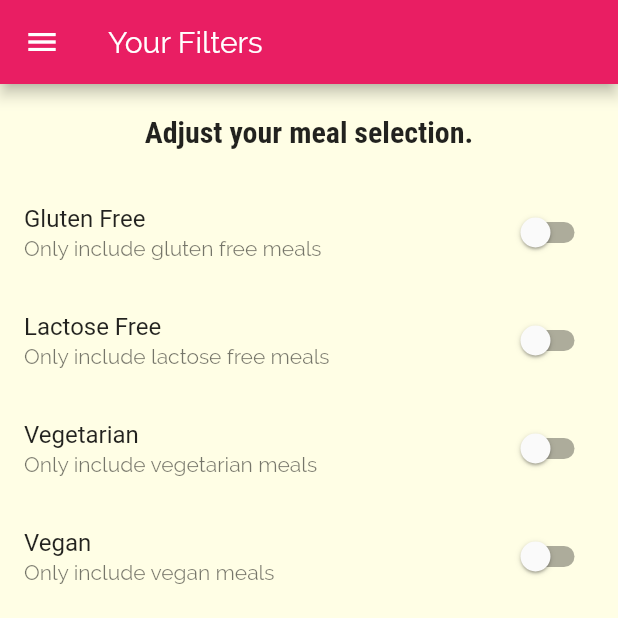
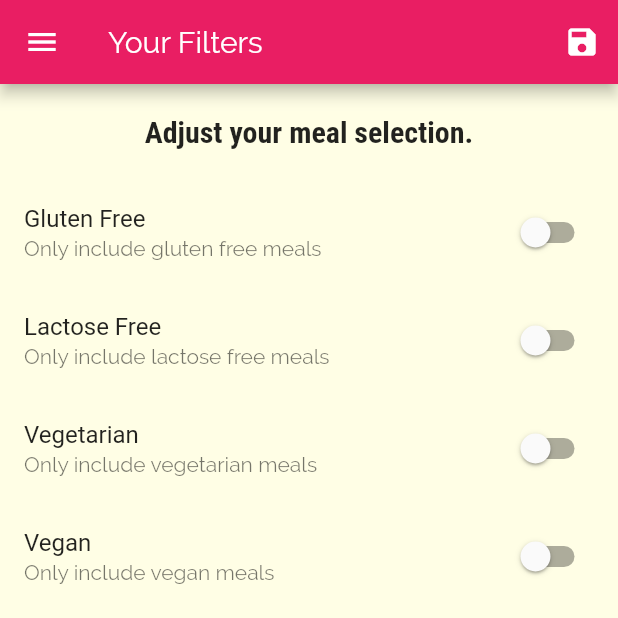
Before and after one commit to kclements306/meals, a Flutter app: the FiltersScreen screen opened by its route, on a phone screen of 412 x 824 dp, the top half of it. Run offline on Flutter 3.47's test engine with Material 2 defaults, Android fonts, the phone set to English and light mode, and no system bars.

Commit message:
Adding Filtering Logic

```diff
--- a/lib/main.dart
+++ b/lib/main.dart
@@ -1,13 +1,50 @@
 import 'package:flutter/material.dart';
 
+import './dummy-data.dart';
 import './screens/category_meals_screen.dart';
 import './screens/filters_screen.dart';
 import './screens/meal_detail_screen.dart';
 import './screens/tabs_screen.dart';
+import './models/meal.dart';
 
 void main() => runApp(MyApp());
 
-class MyApp extends StatelessWidget {
+class MyApp extends StatefulWidget {
+  @override
+  _MyAppState createState() => _MyAppState();
+}
+
+class _MyAppState extends State<MyApp> {
+  Map<String, bool> _filters = {
+    'gluten': false,
+    'lactose': false,
+    'vegetarian': false,
+    'vegan': false,
+  };
+  List<Meal> _availableMeals = DUMMY_MEALS;
+
+  void _setFilters(Map<String, bool> filterData) {
+    setState(() {
+      _filters = filterData;
+
+      _availableMeals = DUMMY_MEALS.where((meal) {
+        if (_filters['gluten'] && !meal.isGlutenFree) {
+          return false;
+        }
+        if (_filters['lactose'] && !meal.isLactoseFree) {
+          return false;
+        }
+        if (_filters['vegan'] && !meal.isVegan) {
+          return false;
+        }
+        if (_filters['vegetarian'] && !meal.isVegetarian) {
+          return false;
+        }
+        return true;
+      }).toList();
+    });
+  }
+
   @override
   Widget build(BuildContext context) {
     return MaterialApp(
@@ -33,9 +70,10 @@ class MyApp extends StatelessWidget {
       ),
       routes: {
         '/': (ctx) => TabsScreen(),
-        CategoryMealsScreen.routeName: (ctx) => CategoryMealsScreen(),
+        CategoryMealsScreen.routeName: (ctx) =>
+            CategoryMealsScreen(_availableMeals),
         MealDetailScreen.routeName: (ctx) => MealDetailScreen(),
-        FiltersScreen.routeName: (ctx) => FiltersScreen(),
+        FiltersScreen.routeName: (ctx) => FiltersScreen(_filters, _setFilters),
       },
     );
   }
--- a/lib/screens/category_meals_screen.dart
+++ b/lib/screens/category_meals_screen.dart
@@ -1,11 +1,13 @@
 import 'package:flutter/material.dart';
 
-import '../dummy-data.dart';
 import '../models/meal.dart';
 import '../widgets/meal_item.dart';
 
 class CategoryMealsScreen extends StatefulWidget {
   static const routeName = '/category-meals';
+  final List<Meal> availableMeals;
+
+  CategoryMealsScreen(this.availableMeals);
 
   @override
   _CategoryMealsScreenState createState() => _CategoryMealsScreenState();
@@ -28,7 +30,7 @@ class _CategoryMealsScreenState extends State<CategoryMealsScreen> {
           ModalRoute.of(context).settings.arguments as Map<String, String>;
       categoryTitle = routeArgs['title'];
       final categoryId = routeArgs['id'];
-      displayedMeals = DUMMY_MEALS.where((meal) {
+      displayedMeals = widget.availableMeals.where((meal) {
         return meal.categories.contains(categoryId);
       }).toList();
     }
--- a/lib/screens/filters_screen.dart
+++ b/lib/screens/filters_screen.dart
@@ -4,6 +4,10 @@ import '../widgets/main_drawer.dart';
 
 class FiltersScreen extends StatefulWidget {
   static const routeName = '/filters';
+  final Function saveFilters;
+  final Map<String, bool> currentFilters;
+
+  FiltersScreen(this.currentFilters, this.saveFilters);
 
   @override
   _FiltersScreenState createState() => _FiltersScreenState();
@@ -14,6 +18,15 @@ class _FiltersScreenState extends State<FiltersScreen> {
   bool _vegetarian = false;
   bool _vegan = false;
   bool _lactoseFree = false;
+
+  @override
+  initState() {
+    _glutenFree = widget.currentFilters['gluten'];
+    _vegetarian = widget.currentFilters['vegetarian'];
+    _vegan = widget.currentFilters['vegan'];
+    _lactoseFree = widget.currentFilters['lactose'];
+    super.initState();
+  }
 
   Widget _buildSwitchListTile(String title, String description,
       bool currentValue, Function updateValue) {
@@ -28,9 +41,20 @@ class _FiltersScreenState extends State<FiltersScreen> {
   @override
   Widget build(BuildContext context) {
     return Scaffold(
-      appBar: AppBar(
-        title: Text('Your Filters'),
-      ),
+      appBar: AppBar(title: Text('Your Filters'), actions: <Widget>[
+        IconButton(
+          icon: Icon(Icons.save),
+          onPressed: () {
+            final selectedFilters = {
+              'gluten': _glutenFree,
+              'lactose': _lactoseFree,
+              'vegetarian': _vegetarian,
+              'vegan': _vegan,
+            };
+            widget.saveFilters(selectedFilters);
+          },
+        )
+      ]),
       drawer: MainDrawer(),
       body: Column(
         children: <Widget>[
```
